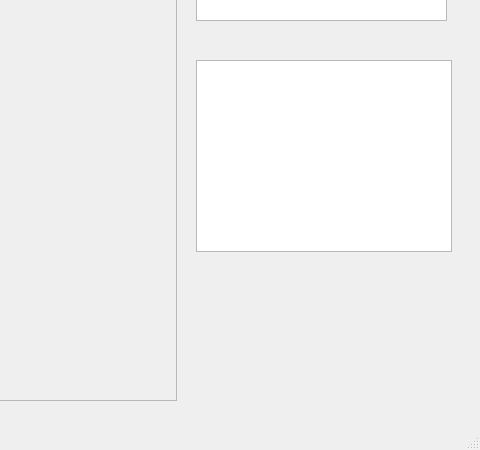
Before: the Qt Designer form graphical_Modeling_system_GUI/mainwindow.ui in kokokuo/GMS_Project_GUI_HW5-Final, drawn with Qt 5; both pictures show x 544 to 1024 and y 318 to 768 of the 1024 by 768 pixel window.
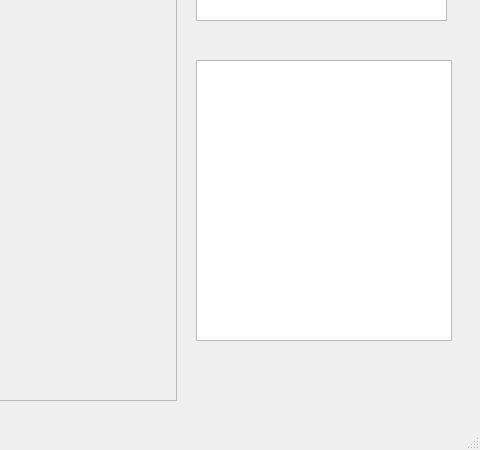
After: the same form once the commit is applied. Icons and pictures are not drawn.

```diff
--- a/graphical_Modeling_system_GUI/mainwindow.ui
+++ b/graphical_Modeling_system_GUI/mainwindow.ui
@@ -53,7 +53,7 @@
       <x>740</x>
       <y>330</y>
       <width>256</width>
-      <height>192</height>
+      <height>281</height>
      </rect>
     </property>
    </widget>
```
Left out of the diff: 4 changed lines with no effect on the pictures.
